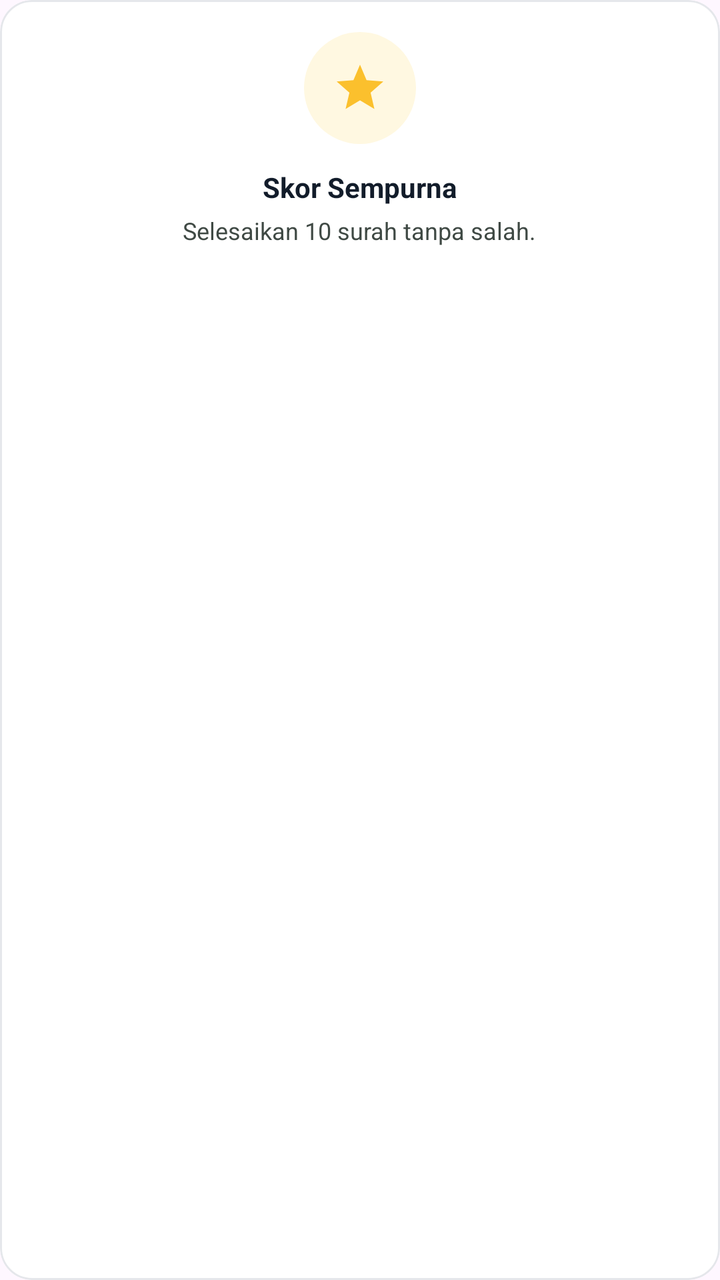
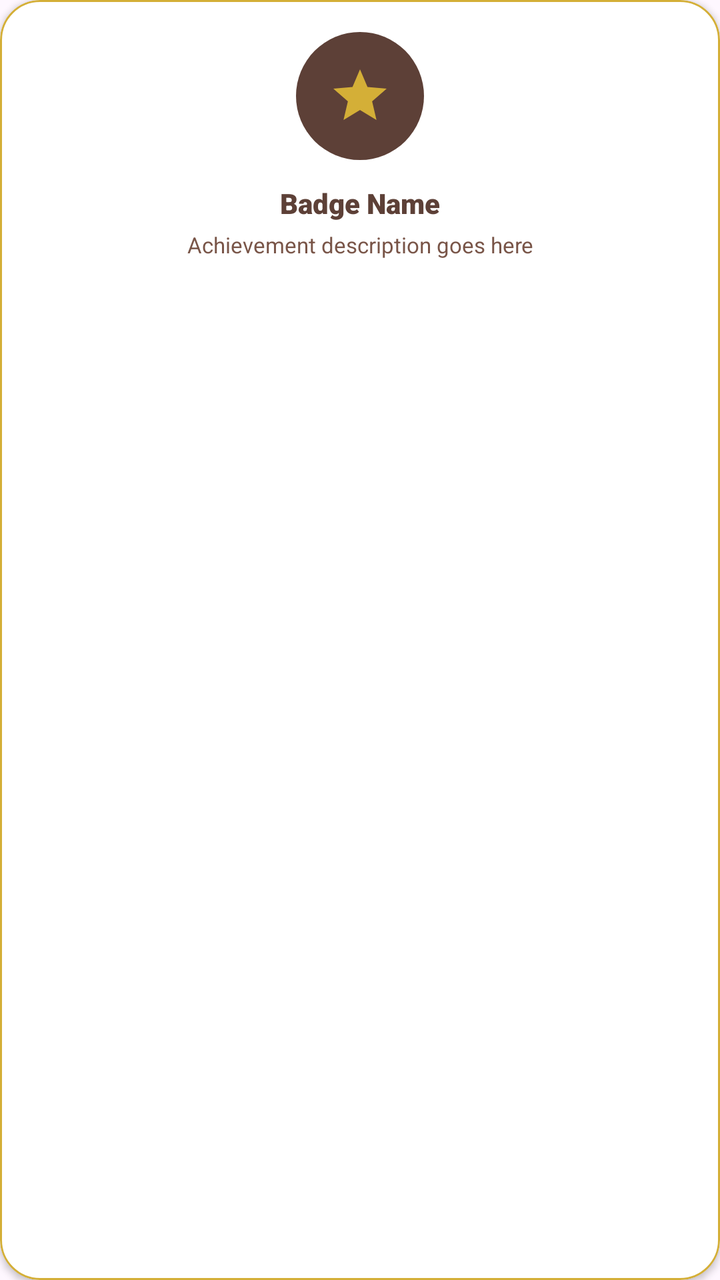

Compare the two renders of this Android layout. The source of the first and the diff that turns it into the second are given below.
<!-- AndroidManifest.xml: application theme Theme.SambungAyat -->
<!-- res/layout/item_badge.xml -->
<?xml version="1.0" encoding="utf-8"?>
<com.google.android.material.card.MaterialCardView xmlns:android="http://schemas.android.com/apk/res/android"
    xmlns:app="http://schemas.android.com/apk/res-auto"
    android:id="@+id/cardBadge"
    android:layout_width="match_parent"
    android:layout_height="wrap_content"
    android:layout_margin="6dp"
    app:cardBackgroundColor="@color/surface"
    app:cardCornerRadius="16dp"
    app:cardElevation="0dp"
    app:strokeColor="@color/border_subtle"
    app:strokeWidth="1dp">

    <LinearLayout
        android:layout_width="match_parent"
        android:layout_height="wrap_content"
        android:gravity="center"
        android:orientation="vertical"
        android:padding="16dp">

        <FrameLayout
            android:id="@+id/iconContainer"
            android:layout_width="56dp"
            android:layout_height="56dp"
            android:background="@drawable/bg_logo_circle"
            android:backgroundTint="#FFF8E1"> <ImageView
            android:id="@+id/ivBadgeIcon"
            android:layout_width="28dp"
            android:layout_height="28dp"
            android:layout_gravity="center"
            android:src="@drawable/ic_star"
            app:tint="#FBC02D" /> </FrameLayout>

        <TextView
            android:id="@+id/tvBadgeTitle"
            android:layout_width="wrap_content"
            android:layout_height="wrap_content"
            android:layout_marginTop="12dp"
            android:gravity="center"
            android:text="Skor Sempurna"
            android:textColor="@color/on_surface"
            android:textSize="14sp"
            android:textStyle="bold" />

        <TextView
            android:id="@+id/tvBadgeDesc"
            android:layout_width="wrap_content"
            android:layout_height="wrap_content"
            android:layout_marginTop="4dp"
            android:gravity="center"
            android:text="Selesaikan 10 surah tanpa salah."
            android:textColor="@color/on_surface_variant"
            android:textSize="12sp" />

    </LinearLayout>
</com.google.android.material.card.MaterialCardView>
<!-- resources referenced by this layout -->
<resources>
  <color name="border_subtle">#E5E7EB</color>
  <color name="on_surface">#121C2A</color>
  <color name="on_surface_variant">#3F4944</color>
  <color name="surface">#FFFFFF</color>
  <!-- drawable bg_logo_circle (drawable) -->
  <?xml version="1.0" encoding="utf-8"?>
  <shape xmlns:android="http://schemas.android.com/apk/res/android"
      android:shape="oval">
      <solid android:color="@color/surface_container_high" />
  </shape>
  <!-- drawable ic_star (drawable) -->
  <vector xmlns:android="http://schemas.android.com/apk/res/android"
      android:width="24dp"
      android:height="24dp"
      android:viewportWidth="24"
      android:viewportHeight="24">
      <path
          android:fillColor="@android:color/black"
          android:pathData="M12,17.27L18.18,21l-1.64,-7.03L22,9.24l-7.19,-0.61L12,2 9.19,8.63 2,9.24l5.46,4.73L5.82,21z" />
  </vector>
  <style name="Theme.SambungAyat" parent="Base.Theme.SambungAyat" />
  <color name="surface_container_high">#DEE9FC</color>
  <style name="Base.Theme.SambungAyat" parent="Theme.Material3.DayNight.NoActionBar">
          
          
      </style>
</resources>

<!-- the commit's change to res/layout/item_badge.xml (unified diff, before → after) -->
@@ -4,11 +4,11 @@
     android:id="@+id/cardBadge"
     android:layout_width="match_parent"
     android:layout_height="wrap_content"
-    android:layout_margin="6dp"
-    app:cardBackgroundColor="@color/surface"
-    app:cardCornerRadius="16dp"
-    app:cardElevation="0dp"
-    app:strokeColor="@color/border_subtle"
+    android:layout_margin="8dp"
+    app:cardBackgroundColor="@color/white"
+    app:cardCornerRadius="20dp"
+    app:cardElevation="2dp"
+    app:strokeColor="@color/secondary"
     app:strokeWidth="1dp">
 
     <LinearLayout
@@ -20,37 +20,39 @@
 
         <FrameLayout
             android:id="@+id/iconContainer"
-            android:layout_width="56dp"
-            android:layout_height="56dp"
+            android:layout_width="64dp"
+            android:layout_height="64dp"
             android:background="@drawable/bg_logo_circle"
-            android:backgroundTint="#FFF8E1"> <ImageView
-            android:id="@+id/ivBadgeIcon"
-            android:layout_width="28dp"
-            android:layout_height="28dp"
-            android:layout_gravity="center"
-            android:src="@drawable/ic_star"
-            app:tint="#FBC02D" /> </FrameLayout>
+            android:backgroundTint="@color/primary">
+
+            <ImageView
+                android:id="@+id/ivBadgeIcon"
+                android:layout_width="32dp"
+                android:layout_height="32dp"
+                android:layout_gravity="center"
+                android:src="@drawable/ic_star"
+                app:tint="@color/secondary" />
+        </FrameLayout>
 
         <TextView
             android:id="@+id/tvBadgeTitle"
             android:layout_width="wrap_content"
             android:layout_height="wrap_content"
             android:layout_marginTop="12dp"
-            android:gravity="center"
-            android:text="Skor Sempurna"
-            android:textColor="@color/on_surface"
-            android:textSize="14sp"
-            android:textStyle="bold" />
+            android:fontFamily="sans-serif-black"
+            android:text="Badge Name"
+            android:textColor="@color/primary"
+            android:textSize="14sp" />
 
         <TextView
             android:id="@+id/tvBadgeDesc"
-            android:layout_width="wrap_content"
+            android:layout_width="match_parent"
             android:layout_height="wrap_content"
             android:layout_marginTop="4dp"
             android:gravity="center"
-            android:text="Selesaikan 10 surah tanpa salah."
-            android:textColor="@color/on_surface_variant"
-            android:textSize="12sp" />
+            android:text="Achievement description goes here"
+            android:textColor="@color/text_variant"
+            android:textSize="11sp" />
 
     </LinearLayout>
 </com.google.android.material.card.MaterialCardView>
<!-- resource entries referenced after the edit -->
@@ -1,9 +1,9 @@
 <!-- resources referenced by this layout -->
 <resources>
-  <color name="border_subtle">#E5E7EB</color>
-  <color name="on_surface">#121C2A</color>
-  <color name="on_surface_variant">#3F4944</color>
-  <color name="surface">#FFFFFF</color>
+  <color name="primary">#5D4037</color>
+  <color name="secondary">#D4AF37</color>
+  <color name="text_variant">#795548</color>
+  <color name="white">#FFFFFF</color>
   <!-- drawable bg_logo_circle (drawable) -->
   <?xml version="1.0" encoding="utf-8"?>
   <shape xmlns:android="http://schemas.android.com/apk/res/android"
@@ -21,10 +21,26 @@
           android:pathData="M12,17.27L18.18,21l-1.64,-7.03L22,9.24l-7.19,-0.61L12,2 9.19,8.63 2,9.24l5.46,4.73L5.82,21z" />
   </vector>
   <style name="Theme.SambungAyat" parent="Base.Theme.SambungAyat" />
-  <color name="surface_container_high">#DEE9FC</color>
+  <color name="surface_container_high">#EFE5D8</color>
   <style name="Base.Theme.SambungAyat" parent="Theme.Material3.DayNight.NoActionBar">
           
+          <item name="colorPrimary">@color/primary</item>
+          <item name="colorOnPrimary">@color/white</item>
+          <item name="colorPrimaryContainer">@color/primary_container</item>
+          <item name="colorOnPrimaryContainer">@color/text_main</item>
+  
           
+          <item name="colorSecondary">@color/secondary</item>
+          <item name="colorOnSecondary">@color/white</item>
+  
+          
+          <item name="colorAccent">@color/primary</item>
+          <item name="android:statusBarColor">@color/primary</item>
+  
+          
+          <item name="materialButtonStyle">@style/Widget.Material3.Button</item>
       </style>
+  <color name="primary_container">#EFEBE9</color>
+  <color name="text_main">#3E2723</color>
 </resources>
 
